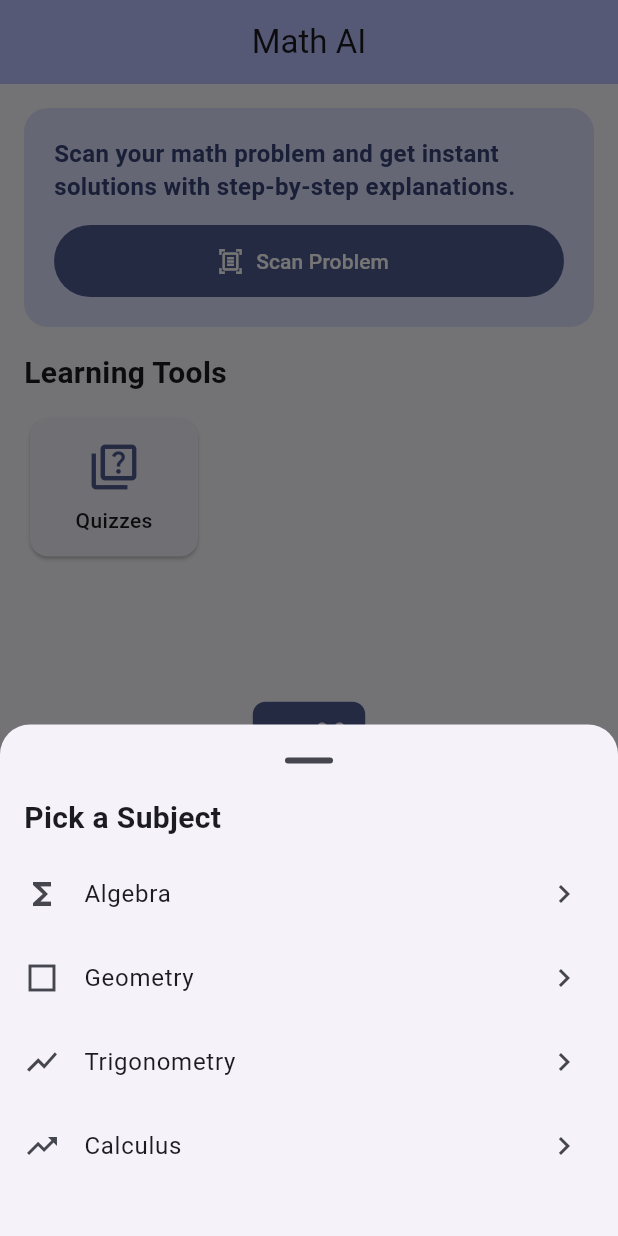
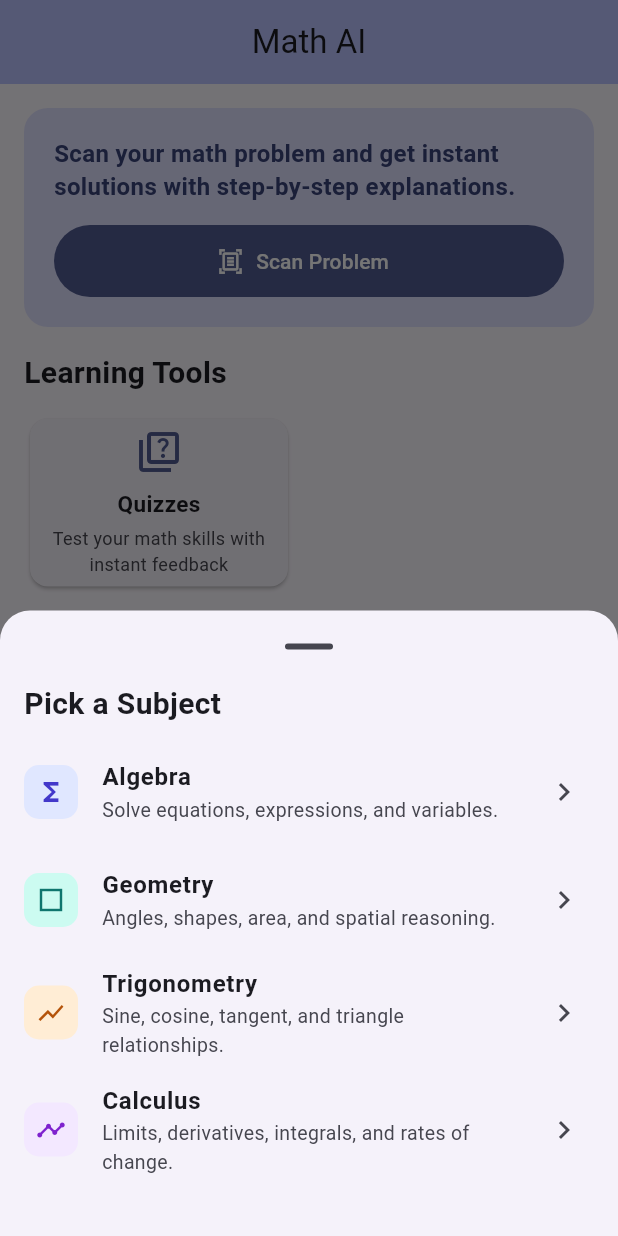
Before and after one commit to mhouston8/Math-Copilot-AI, a Flutter app: the screen it shows after launch, after a tap on "Quizzes", on a phone screen of 412 x 824 dp. Run offline on Flutter 3.47's test engine with Material 3 defaults, Android fonts, the phone set to English and light mode, and no system bars; our stand-ins replace image_picker, supabase_flutter; accounts and stored records are empty; network calls fail.

Commit message:
Refine topic picker metadata and improve Quizzes card clarity
Add subject subtitles, stronger title/subtitle hierarchy, and subject-specific icon colors in the topic picker to improve scanability. Update the Quizzes learning tool card with supporting copy and larger sizing so the value proposition is clearer at a glance.

Co-authored-by: Cursor <cursoragent@cursor.com>

```diff
--- a/lib/screens/home_screen.dart
+++ b/lib/screens/home_screen.dart
@@ -211,10 +211,34 @@ class _HomeScreenState extends State<HomeScreen> {
 
   void _showSubjectPicker(BuildContext context) {
     const subjects = [
-      {'label': 'Algebra', 'icon': Icons.functions},
-      {'label': 'Geometry', 'icon': Icons.square_outlined},
-      {'label': 'Trigonometry', 'icon': Icons.show_chart},
-      {'label': 'Calculus', 'icon': Icons.trending_up},
+      {
+        'label': 'Algebra',
+        'subtitle': 'Solve equations, expressions, and variables.',
+        'icon': Icons.functions,
+        'iconColor': Color(0xFF4338CA),
+        'iconBg': Color(0xFFE0E7FF),
+      },
+      {
+        'label': 'Geometry',
+        'subtitle': 'Angles, shapes, area, and spatial reasoning.',
+        'icon': Icons.square_outlined,
+        'iconColor': Color(0xFF0F766E),
+        'iconBg': Color(0xFFCCFBF1),
+      },
+      {
+        'label': 'Trigonometry',
+        'subtitle': 'Sine, cosine, tangent, and triangle relationships.',
+        'icon': Icons.show_chart,
+        'iconColor': Color(0xFFB45309),
+        'iconBg': Color(0xFFFFEDD5),
+      },
+      {
+        'label': 'Calculus',
+        'subtitle': 'Limits, derivatives, integrals, and rates of change.',
+        'icon': Icons.timeline,
+        'iconColor': Color(0xFF7E22CE),
+        'iconBg': Color(0xFFF3E8FF),
+      },
     ];
 
     showModalBottomSheet(
@@ -240,17 +264,42 @@ class _HomeScreenState extends State<HomeScreen> {
               const SizedBox(height: 8),
               for (final subject in subjects)
                 ListTile(
-                  leading: Icon(subject['icon'] as IconData),
-                  title: Text(subject['label'] as String),
+                  leading: Container(
+                    width: 36,
+                    height: 36,
+                    decoration: BoxDecoration(
+                      color: subject['iconBg'] as Color,
+                      borderRadius: BorderRadius.circular(10),
+                    ),
+                    child: Icon(
+                      subject['icon'] as IconData,
+                      color: subject['iconColor'] as Color,
+                      size: 20,
+                    ),
+                  ),
+                  title: Text(
+                    subject['label'] as String,
+                    style: const TextStyle(
+                      fontSize: 16,
+                      fontWeight: FontWeight.w600,
+                    ),
+                  ),
+                  subtitle: Text(
+                    subject['subtitle'] as String,
+                    style: TextStyle(
+                      fontSize: 13,
+                      fontWeight: FontWeight.w400,
+                      color: Theme.of(context).colorScheme.onSurfaceVariant,
+                    ),
+                  ),
                   trailing: const Icon(Icons.chevron_right),
                   onTap: () {
                     Navigator.pop(sheetContext);
                     Navigator.push(
                       context,
                       MaterialPageRoute(
-                        builder: (_) => QuizScreen(
-                          subject: subject['label'] as String,
-                        ),
+                        builder: (_) =>
+                            QuizScreen(subject: subject['label'] as String),
                       ),
                     );
                   },
@@ -282,6 +331,7 @@ class _HomeScreenState extends State<HomeScreen> {
             _LearningToolCard(
               icon: Icons.quiz_outlined,
               label: 'Quizzes',
+              subtitle: 'Test your math skills with instant feedback',
               onTap: () => _showSubjectPicker(context),
             ),
           ],
@@ -360,18 +410,20 @@ class _LearningToolCard extends StatelessWidget {
   const _LearningToolCard({
     required this.icon,
     required this.label,
+    this.subtitle,
     required this.onTap,
   });
 
   final IconData icon;
   final String label;
+  final String? subtitle;
   final VoidCallback onTap;
 
   @override
   Widget build(BuildContext context) {
     return SizedBox(
-      width: 120,
-      height: 100,
+      width: 180,
+      height: 120,
       child: Card(
         clipBehavior: Clip.antiAlias,
         child: InkWell(
@@ -381,17 +433,33 @@ class _LearningToolCard extends StatelessWidget {
             children: [
                 Icon(
                   icon,
-                size: 36,
+                  size: 32,
                   color: Theme.of(context).colorScheme.primary,
                 ),
                 const SizedBox(height: 8),
                 Text(
                   label,
                   style: const TextStyle(
-                  fontSize: 14,
-                  fontWeight: FontWeight.w500,
+                    fontSize: 15,
+                    fontWeight: FontWeight.w600,
                   ),
                 ),
+                if (subtitle != null) ...[
+                  const SizedBox(height: 4),
+                  Padding(
+                    padding: const EdgeInsets.symmetric(horizontal: 12),
+                    child: Text(
+                      subtitle!,
+                      textAlign: TextAlign.center,
+                      maxLines: 2,
+                      overflow: TextOverflow.ellipsis,
+                      style: TextStyle(
+                        fontSize: 12,
+                        color: Theme.of(context).colorScheme.onSurfaceVariant,
+                      ),
+                    ),
+                  ),
+                ],
               ],
           ),
         ),
```
Lines whose indentation alone changed are shown as unchanged.
